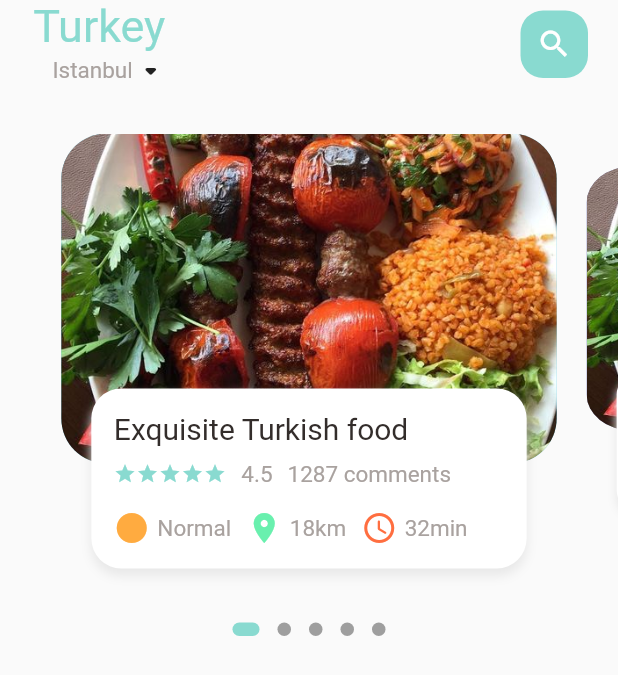
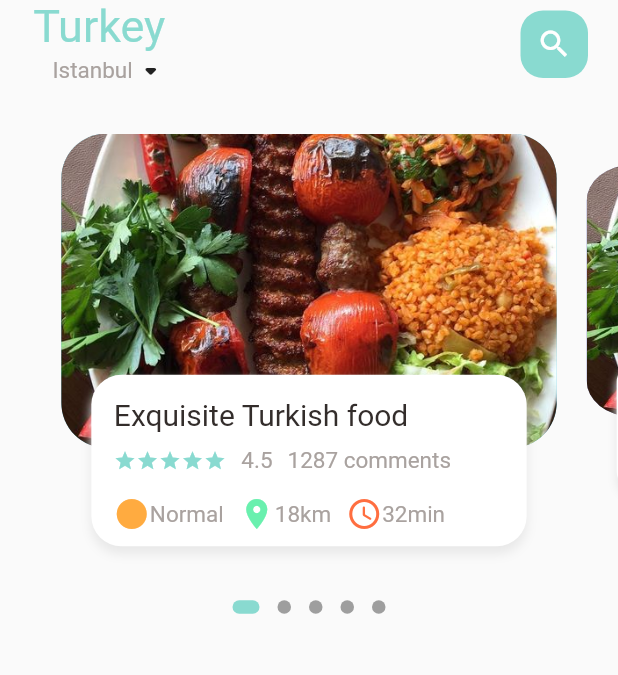
Before and after one commit to muttafa/Flutter-Ecommerce-App, a Flutter app: the screen it shows after launch, on a phone screen of 412 x 824 dp. Shown: the top 675 px of the screen. Run offline on Flutter 3.47's test engine with Material 2 defaults, Android fonts, the phone set to English and light mode, and no system bars; drawn by our look-alikes of dots_indicator; our stand-ins replace get, google_fonts.

Commit message:
elements are made dynamic for different screen sizes.

```diff
--- a/lib/Home/food_page_body.dart
+++ b/lib/Home/food_page_body.dart
@@ -1,7 +1,6 @@
-
-
 import 'package:dots_indicator/dots_indicator.dart';
 import 'package:ecommerce/utils/colors.dart';
+import 'package:ecommerce/utils/dimensions.dart';
 import 'package:ecommerce/widgets/icon_and_text_widget.dart';
 import 'package:ecommerce/widgets/my_text.dart';
 import 'package:ecommerce/widgets/smallText.dart';
@@ -23,7 +22,7 @@ class _FoodPageBodyState extends State<FoodPageBody> {
   PageController pageController = PageController(viewportFraction: 0.85);
   var _currentPageValue = 0.0;
   double _scaleFactor = 0.8;
-  double _height = 220;
+  double _height = Dimensions.bannerImageHeight;
 
   @override
   void initState() {
@@ -44,13 +43,14 @@ class _FoodPageBodyState extends State<FoodPageBody> {
   @override
   Widget build(BuildContext context) {
     return Column(
+
       children: [
         Container(
-      height: 320,
-      child: PageView.builder(
-        controller: pageController,
-        itemCount: 5,
-        itemBuilder: (context,position){
+          height: Dimensions.bannerContainerHeight,
+          child: PageView.builder(
+          controller: pageController,
+          itemCount: 5,
+          itemBuilder: (context,position){
           return _buildPageItem(position);
         },
       ),
@@ -94,7 +94,7 @@ class _FoodPageBodyState extends State<FoodPageBody> {
         child: Stack(
         children: [
           Container(
-            height: 220,
+            height: Dimensions.bannerImageHeight,
             margin: EdgeInsets.only(left: 10,right: 10),
             decoration: BoxDecoration(
                 borderRadius: BorderRadius.circular(30),
@@ -111,7 +111,7 @@ class _FoodPageBodyState extends State<FoodPageBody> {
             alignment: Alignment.bottomCenter,
             child: Container(
 
-              height: 120,
+              height: Dimensions.bannerTextHeight,
               margin: EdgeInsets.only(left: 30,right: 30,bottom: 30),
               decoration: BoxDecoration(
                 borderRadius: BorderRadius.circular(20),
--- a/lib/main.dart
+++ b/lib/main.dart
@@ -1,6 +1,6 @@
 import 'package:ecommerce/Home/main_food_page.dart';
 import 'package:flutter/material.dart';
-
+import 'package:get/get.dart';
 void main() {
   runApp(const MyApp());
 }
@@ -11,7 +11,7 @@ class MyApp extends StatelessWidget {
   // This widget is the root of your application.
   @override
   Widget build(BuildContext context) {
-    return MaterialApp(
+    return GetMaterialApp(
       debugShowCheckedModeBanner: false,
       title: 'Flutter Demo',
       theme: ThemeData(
--- /dev/null
+++ b/lib/utils/dimensions.dart
@@ -0,0 +1,11 @@
+import 'package:get/get.dart';
+
+class Dimensions {
+    static  double screenHeight = Get.context!.height;
+    static  double screenWidth = Get.context!.width;
+
+    static double bannerImageHeight = screenHeight/3.93;
+    static double bannerTextHeight = screenHeight/7.21;
+    static double bannerContainerHeight = screenHeight/2.7;
+
+}
--- a/lib/widgets/icon_and_text_widget.dart
+++ b/lib/widgets/icon_and_text_widget.dart
@@ -22,9 +22,9 @@ class IconAndTestWidget extends StatelessWidget {
               Column(
                 children: [
                   Row(
+                    mainAxisAlignment: MainAxisAlignment.spaceBetween,
                     children: [
                       Icon(icon,color: iconColor,),
-                      SizedBox(width: 5,),
                       text,
                     ],
                   )
--- a/pubspec.yaml
+++ b/pubspec.yaml
@@ -37,6 +37,7 @@ dependencies:
   # Use with the CupertinoIcons class for iOS style icons.
   cupertino_icons: ^1.0.2
   google_fonts: ^4.0.3
+  get: ^4.6.5
 
 dev_dependencies:
   flutter_test:
```
Also changed, not shown: pubspec.lock.
